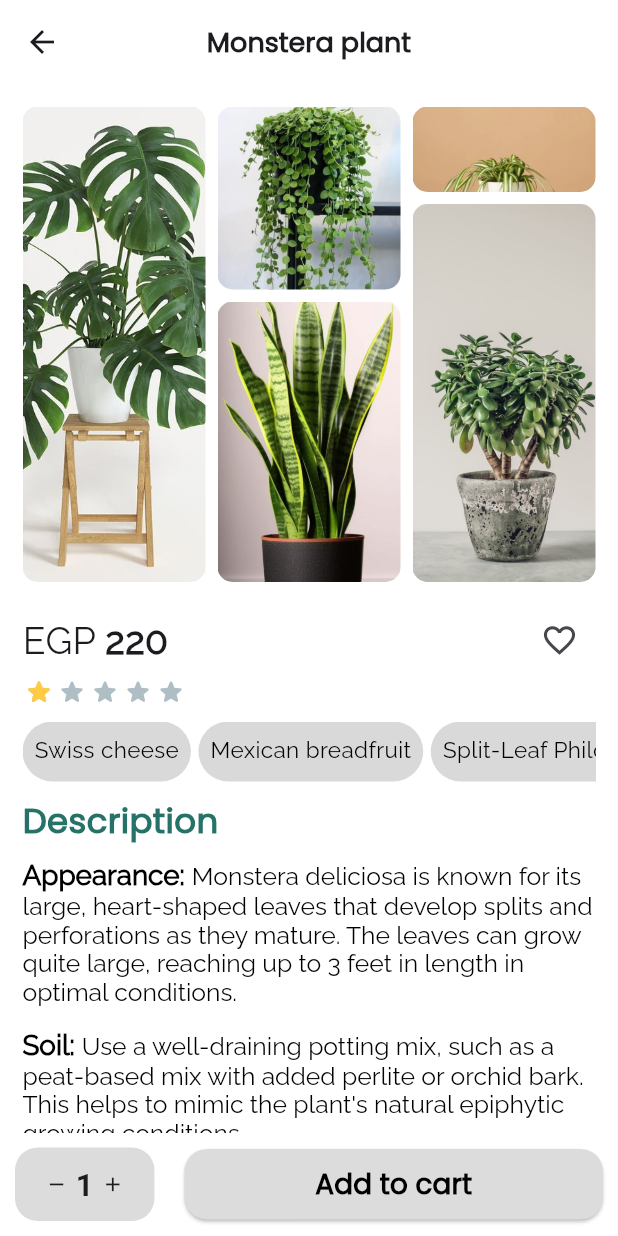
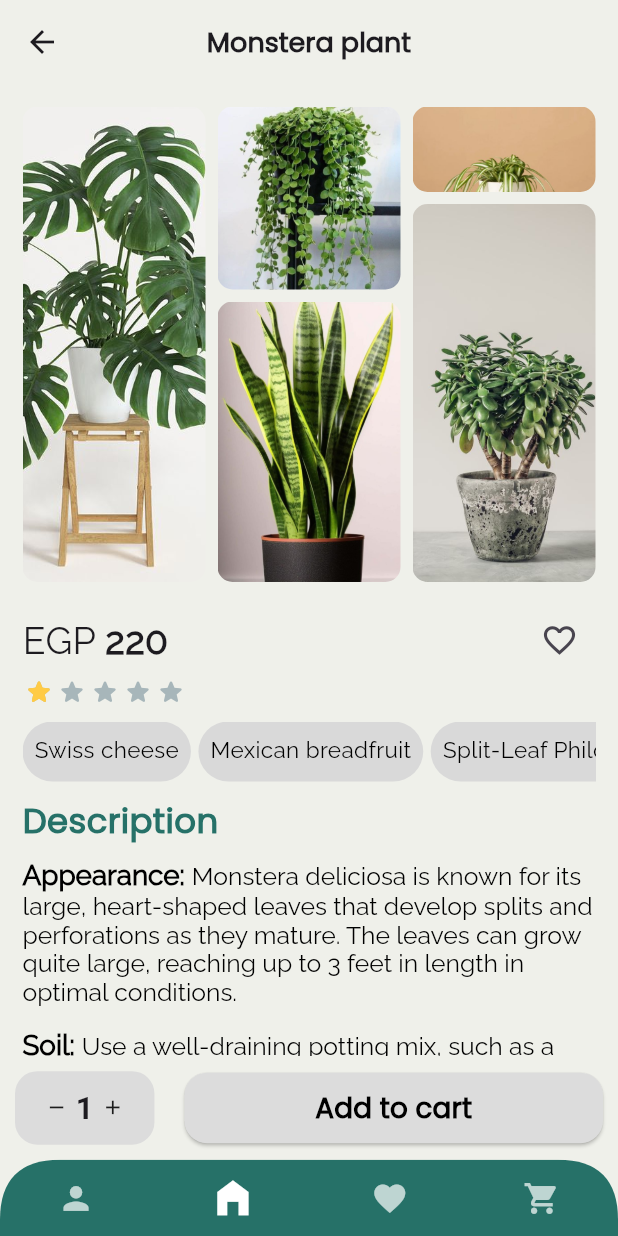
Before and after one commit to MalekYasser26/plant_it, a Flutter app: the DescriptionView screen opened directly, on a phone screen of 412 x 824 dp. Run offline on Flutter 3.47's test engine with Material 3 defaults, Android fonts, the phone set to English and light mode, and no system bars; drawn by our look-alikes of flutter_rating_stars; our stand-ins replace bloc, flutter_bloc, google_fonts; project files that could hold a hidden picture were left out.

Commit message:
added bottom nav bar to description_view

```diff
--- a/lib/features/auth/presentation/views/widgets/login_body.dart
+++ b/lib/features/auth/presentation/views/widgets/login_body.dart
@@ -56,7 +56,9 @@ class LoginBody extends StatelessWidget {
                         Navigator.push(
                             context,
                             MaterialPageRoute(
-                              builder: (context) => CustNavBarSelectionView(),
+                              builder: (context) => CustNavBarSelectionView(
+                                currentIndex: 0,
+                              ),
                             ));
                         // sCubit.signIn("malek@gmail.com", "Mm@123");
                       },
--- a/lib/features/description/presentation/views/description_view.dart
+++ b/lib/features/description/presentation/views/description_view.dart
@@ -1,6 +1,8 @@
 import 'package:flutter/material.dart';
 import 'package:flutter_rating_stars/flutter_rating_stars.dart';
 import 'package:plant_it/constants/constants.dart';
+import 'package:plant_it/features/cust_nav_bar/presentation/views/cust_nav_bar_selection_view.dart';
+import 'package:plant_it/features/cust_nav_bar/presentation/views/cust_nav_bar_view.dart';
 import 'package:plant_it/features/description/presentation/views/widgets/category_container.dart';
 import 'package:plant_it/features/description/presentation/views/widgets/description_section.dart';
 import 'package:plant_it/features/description/presentation/views/widgets/plant_images_description.dart';
@@ -22,14 +24,15 @@ class _DescriptionViewState extends State<DescriptionView> {
     "Split-Leaf Philodendron",
     "Monstera deliciosa",
   ];
+  int _currentIndex = 1;
 
   @override
   Widget build(BuildContext context) {
     return SafeArea(
       child: Scaffold(
-        backgroundColor: Colors.white,
+        backgroundColor: AppColors.basicallyWhite,
         appBar: AppBar(
-          backgroundColor: Colors.white,
+          backgroundColor: AppColors.basicallyWhite,
           title: const Text(
             "Monstera plant",
             style: TextStyle(
@@ -163,7 +166,8 @@ class _DescriptionViewState extends State<DescriptionView> {
               child: Row(
                 children: [
                   Container(
-                    padding: const EdgeInsets.symmetric(horizontal: 20, vertical: 10),
+                    padding: const EdgeInsets.symmetric(
+                        horizontal: 20, vertical: 10),
                     decoration: BoxDecoration(
                       color: const Color(0xFFDCDCDC),
                       borderRadius: BorderRadius.circular(15),
@@ -171,7 +175,8 @@ class _DescriptionViewState extends State<DescriptionView> {
                     child: Row(
                       children: [
                         InkWell(
-                            child: Icon(Icons.remove,
+                          child: Icon(
+                            Icons.remove,
                             size: getResponsiveSize(context, fontSize: 15),
                           ),
                           onTap: () {
@@ -186,27 +191,30 @@ class _DescriptionViewState extends State<DescriptionView> {
                           padding: EdgeInsets.symmetric(horizontal: 5.0),
                           child: Text(
                             quantity.toString(),
-                            style:  TextStyle(
-                              fontSize: getResponsiveSize(context, fontSize: 20),
+                            style: TextStyle(
+                              fontSize:
+                                  getResponsiveSize(context, fontSize: 20),
                               fontWeight: FontWeight.bold,
                             ),
                           ),
                         ),
                         InkWell(
-                          child: Icon(Icons.add,
+                          child: Icon(
+                            Icons.add,
                             size: getResponsiveSize(context, fontSize: 15),
                           ),
                           onTap: () {
                             setState(() {
                               quantity++;
-
                             });
                           },
                         ),
                       ],
                     ),
                   ),
-                  const SizedBox(width: 20,),
+                  const SizedBox(
+                    width: 20,
+                  ),
                   Flexible(
                     child: SizedBox(
                       width: getResponsiveSize(context, fontSize: 350),
@@ -219,23 +227,38 @@ class _DescriptionViewState extends State<DescriptionView> {
                           shape: RoundedRectangleBorder(
                             borderRadius: BorderRadius.circular(15),
                           ),
-                          padding: const EdgeInsets.symmetric(horizontal: 20, vertical: 10),
+                          padding: const EdgeInsets.symmetric(
+                              horizontal: 20, vertical: 10),
                         ),
-                        child:  Text("Add to cart",
+                        child: Text("Add to cart",
                             style: TextStyle(
                                 fontFamily: "Poppins",
-                                fontSize:  getResponsiveSize(context, fontSize: 18),
+                                fontSize:
+                                    getResponsiveSize(context, fontSize: 18),
                                 color: Colors.black,
-                                fontWeight: FontWeight.bold
-                            )
+                                fontWeight: FontWeight.bold)),
                       ),
                     ),
                   ),
 
-                  ),
                 ],
               ),
             ),
+            Align(
+              alignment: Alignment.bottomCenter,
+              child: CustomBottomNavBar(
+                currentIndex: 1,
+                onTap: (index) {
+                  setState(() {
+                    _currentIndex = index;
+                    Navigator.push(context, MaterialPageRoute(builder: (context) => CustNavBarSelectionView(
+                      currentIndex: _currentIndex,
+                    ),));
+                  });
+                },
+              ),
+            ),
+
           ],
         ),
       ),
--- a/lib/features/splash/presentation/views/splash_view.dart
+++ b/lib/features/splash/presentation/views/splash_view.dart
@@ -36,7 +36,9 @@ class SplashView extends StatelessWidget {
               child: ElevatedButton(
                 onPressed: () {
                //   Navigator.push(context, MaterialPageRoute(builder: (context) => const SignUpView(),));
-                  Navigator.push(context, MaterialPageRoute(builder: (context) => CustNavBarSelectionView(),));
+                  Navigator.push(context, MaterialPageRoute(builder: (context) => CustNavBarSelectionView(
+                    currentIndex: 0,
+                  ),));
                 },
                 style: ElevatedButton.styleFrom(
                   padding: const EdgeInsets.symmetric(
```
Also changed, not shown: lib/constants/constants.dart (+10 -1 lines), lib/features/cust_nav_bar/presentation/views/cust_nav_bar_selection_view.dart (+7 -10 lines). Lines whose indentation alone changed are shown as unchanged.
